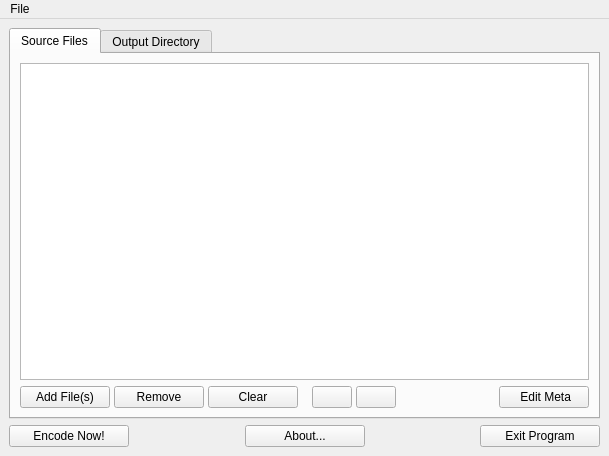
This is LameXP_QT/gui/MainWindow.ui in manojkumardshenoy/mulder as Qt 5 draws it before an edit. The edited form follows.
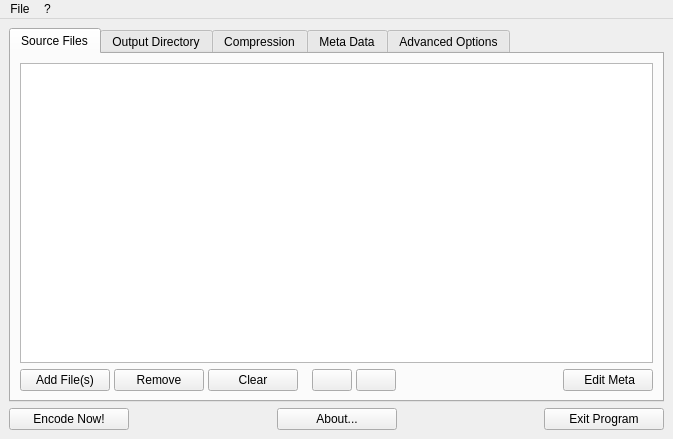
This is the edited form. Icons and pictures are not drawn.

Commit message: [LameXP Qt] Add a simple about dialog.

```diff
--- a/LameXP_QT/gui/MainWindow.ui
+++ b/LameXP_QT/gui/MainWindow.ui
@@ -6,8 +6,8 @@
    <rect>
     <x>0</x>
     <y>0</y>
-    <width>609</width>
-    <height>456</height>
+    <width>673</width>
+    <height>439</height>
    </rect>
   </property>
   <property name="windowTitle">
@@ -195,6 +195,33 @@
           <string>Output Directory</string>
          </attribute>
         </widget>
+        <widget class="QWidget" name="tabCompressionSetting">
+         <attribute name="icon">
+          <iconset resource="../res/Icons.qrc">
+           <normaloff>:/icons/compress.png</normaloff>:/icons/compress.png</iconset>
+         </attribute>
+         <attribute name="title">
+          <string>Compression</string>
+         </attribute>
+        </widget>
+        <widget class="QWidget" name="tabMetaData">
+         <attribute name="icon">
+          <iconset resource="../res/Icons.qrc">
+           <normaloff>:/icons/cd_edit.png</normaloff>:/icons/cd_edit.png</iconset>
+         </attribute>
+         <attribute name="title">
+          <string>Meta Data</string>
+         </attribute>
+        </widget>
+        <widget class="QWidget" name="tabOptions">
+         <attribute name="icon">
+          <iconset resource="../res/Icons.qrc">
+           <normaloff>:/icons/cog.png</normaloff>:/icons/cog.png</iconset>
+         </attribute>
+         <attribute name="title">
+          <string>Advanced Options</string>
+         </attribute>
+        </widget>
        </widget>
       </item>
      </layout>
@@ -287,7 +314,7 @@
     <rect>
      <x>0</x>
      <y>0</y>
-     <width>609</width>
+     <width>673</width>
      <height>21</height>
     </rect>
    </property>
@@ -295,8 +322,16 @@
     <property name="title">
      <string>File</string>
     </property>
+    <addaction name="actionQuit"/>
+   </widget>
+   <widget class="QMenu" name="menu">
+    <property name="title">
+     <string>?</string>
+    </property>
+    <addaction name="actionAbout"/>
    </widget>
    <addaction name="menuFile"/>
+   <addaction name="menu"/>
   </widget>
  </widget>
  <resources>
```
Left out of the diff: 66 changed lines with no effect on the pictures. The commit also changes 7 other files.
